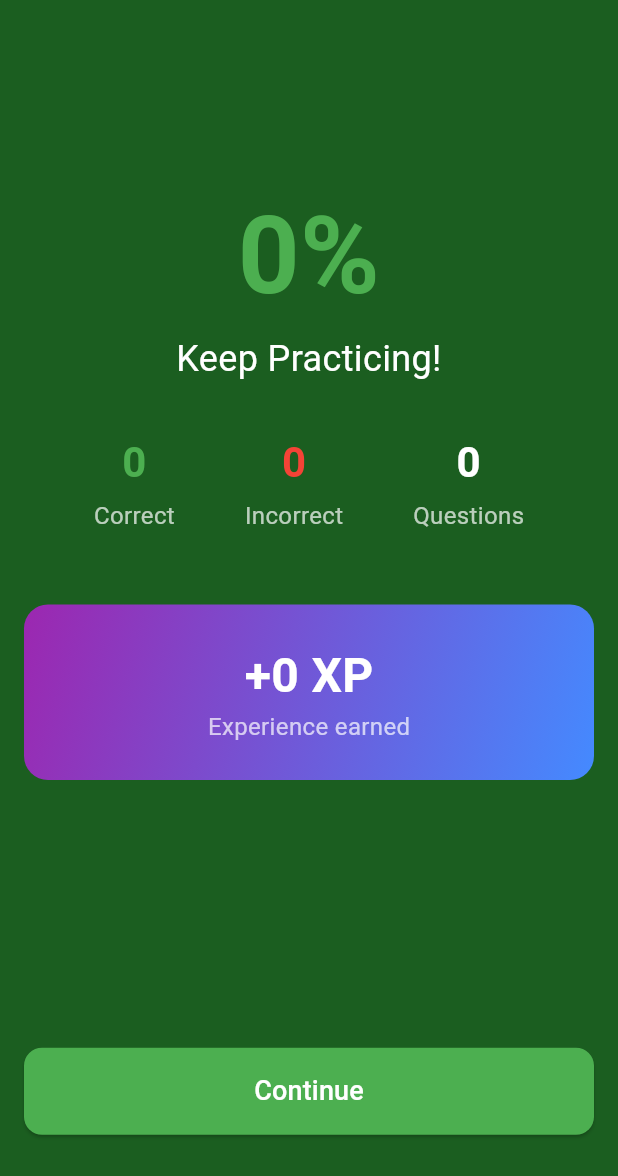
After one commit to marp/matem_appka, a Flutter app: the SummaryPage screen opened by its route, on a phone screen of 412 x 824 dp. The commit adds this screen. Shown: the top 1176 px of the screen. Run offline on Flutter 3.47's test engine with Material 3 defaults, Android fonts, the phone set to English and light mode, and no system bars; our stand-ins replace audioplayers, fl_chart, flutter_local_notifications, flutter_svg, flutter_timezone, google_fonts and 5 more; missing offline and left inert: back_button_interceptor; accounts and stored records are empty.

Commit message:
summary page

```diff
--- a/lib/main.dart
+++ b/lib/main.dart
@@ -10,6 +10,7 @@ import 'package:matem_appka/pages/highscores_page.dart';
 import 'package:matem_appka/pages/home_page.dart';
 import 'package:matem_appka/pages/settings_page.dart';
 import 'package:matem_appka/pages/welcome_page.dart';
+import 'package:matem_appka/pages/summary_page.dart';
 import 'package:matem_appka/services/audio_service.dart';
 import 'package:matem_appka/services/streak_service.dart';
 import 'package:matem_appka/services/xp_service.dart';
@@ -135,6 +136,7 @@ class MyApp extends StatelessWidget {
         '/dev/index': (context) => const DevIndexPage(),
         '/dev/sessions': (context) => const DevSessionsPage(),
         '/dev/reminders': (context) => const DevRemindersPage(),
+        '/summary': (context) => const SummaryPage(score: 0, correctAnswers: 0, incorrectAnswers: 0, isGameOver: false, streakExtended: false), // Placeholder
       },
     );
   }
--- /dev/null
+++ b/lib/pages/summary_page.dart
@@ -0,0 +1,224 @@
+import 'package:flutter/material.dart';
+import 'package:matem_appka/services/streak_service.dart'; // Adjust the import based on your project structure
+
+class SummaryPage extends StatelessWidget {
+  final int score;
+  final int correctAnswers;
+  final int incorrectAnswers;
+  final bool isGameOver;
+  final bool streakExtended;
+
+  const SummaryPage({
+    super.key,
+    required this.score,
+    required this.correctAnswers,
+    required this.incorrectAnswers,
+    required this.isGameOver,
+    required this.streakExtended,
+  });
+
+  @override
+  Widget build(BuildContext context) {
+    final int totalQuestions = correctAnswers + incorrectAnswers;
+    final double accuracy = totalQuestions > 0 ? (correctAnswers / totalQuestions) * 100 : 0;
+    final streakService = StreakService();
+
+    String message;
+    if (accuracy == 100) {
+      message = 'Perfect!';
+    } else if (accuracy >= 80) {
+      message = 'Great Job! 🎉';
+    } else if (accuracy >= 50) {
+      message = 'Good Effort!';
+    } else {
+      message = 'Keep Practicing!';
+    }
+
+    return Scaffold(
+      backgroundColor: Colors.green.shade900,
+      body: SafeArea(
+        child: Padding(
+          padding: const EdgeInsets.all(16.0),
+          child: Column(
+            mainAxisAlignment: MainAxisAlignment.center,
+            crossAxisAlignment: CrossAxisAlignment.stretch,
+            children: [
+              const Spacer(flex: 2),
+              if (isGameOver)
+                const Text(
+                  'Game Over',
+                  textAlign: TextAlign.center,
+                  style: TextStyle(
+                    fontSize: 28,
+                    fontWeight: FontWeight.bold,
+                    color: Colors.black,
+                  ),
+                ),
+              if (streakExtended)
+                const Text(
+                  'Streak Extended!',
+                  textAlign: TextAlign.center,
+                  style: TextStyle(
+                    fontSize: 28,
+                    fontWeight: FontWeight.bold,
+                    color: Colors.amber,
+                  ),
+                ),
+              if (streakExtended) const SizedBox(height: 16),
+              Text(
+                '${accuracy.toStringAsFixed(0)}%',
+                textAlign: TextAlign.center,
+                style: const TextStyle(
+                  fontSize: 72,
+                  fontWeight: FontWeight.bold,
+                  color: Colors.green,
+                ),
+              ),
+              Text(
+                message,
+                textAlign: TextAlign.center,
+                style: const TextStyle(
+                  fontSize: 24,
+                  color: Colors.white,
+                ),
+              ),
+              const SizedBox(height: 32),
+              Row(
+                mainAxisAlignment: MainAxisAlignment.spaceEvenly,
+                children: [
+                  _buildStatColumn('Correct', correctAnswers.toString(), Colors.green),
+                  _buildStatColumn('Incorrect', incorrectAnswers.toString(), Colors.red),
+                  _buildStatColumn('Questions', totalQuestions.toString(), Colors.white),
+                ],
+              ),
+              const SizedBox(height: 48),
+              _buildXpCard(score),
+              const SizedBox(height: 24),
+              if (streakExtended) _buildStreakCard(streakService.currentStreak),
+              const Spacer(flex: 3),
+              _buildBottomButton(context),
+              const Spacer(),
+            ],
+          ),
+        ),
+      ),
+    );
+  }
+
+  Widget _buildStatColumn(String label, String value, Color valueColor) {
+    return Column(
+      children: [
+        Text(
+          value,
+          style: TextStyle(
+            fontSize: 28,
+            fontWeight: FontWeight.bold,
+            color: valueColor,
+          ),
+        ),
+        const SizedBox(height: 4),
+        Text(
+          label,
+          style: const TextStyle(
+            fontSize: 16,
+            color: Colors.white70,
+          ),
+        ),
+      ],
+    );
+  }
+
+  Widget _buildXpCard(int xp) {
+    return Container(
+      padding: const EdgeInsets.symmetric(vertical: 24),
+      decoration: BoxDecoration(
+        gradient: const LinearGradient(
+          colors: [Colors.purple, Colors.blueAccent],
+          begin: Alignment.topLeft,
+          end: Alignment.bottomRight,
+        ),
+        borderRadius: BorderRadius.circular(16),
+      ),
+      child: Column(
+        children: [
+          Text(
+            '+$score XP',
+            style: const TextStyle(
+              fontSize: 32,
+              fontWeight: FontWeight.bold,
+              color: Colors.white,
+            ),
+          ),
+          const Text(
+            'Experience earned',
+            style: TextStyle(
+              fontSize: 16,
+              color: Colors.white70,
+            ),
+          ),
+        ],
+      ),
+    );
+  }
+
+  Widget _buildStreakCard(int currentStreak) {
+    return Container(
+      padding: const EdgeInsets.symmetric(vertical: 24),
+      decoration: BoxDecoration(
+        gradient: LinearGradient(
+          colors: [Colors.deepOrange.shade800, Colors.amber.shade700],
+          begin: Alignment.topLeft,
+          end: Alignment.bottomRight,
+        ),
+        borderRadius: BorderRadius.circular(16),
+      ),
+      child: Row(
+        mainAxisAlignment: MainAxisAlignment.center,
+        children: [
+          const Text('🔥', style: TextStyle(fontSize: 32)),
+          const SizedBox(width: 16),
+          Column(
+            crossAxisAlignment: CrossAxisAlignment.center,
+            children: [
+              const Text(
+                'Streak Extended!',
+                style: TextStyle(
+                  fontSize: 22,
+                  fontWeight: FontWeight.bold,
+                  color: Colors.white,
+                ),
+              ),
+              const SizedBox(height: 4),
+              Text(
+                '$currentStreak days and counting',
+                style: const TextStyle(
+                  fontSize: 16,
+                  color: Colors.white70,
+                ),
+              ),
+            ],
+          ),
+        ],
+      ),
+    );
+  }
+
+  Widget _buildBottomButton(BuildContext context) {
+    return ElevatedButton(
+      onPressed: () {
+        Navigator.pushReplacementNamed(context, '/home');
+      },
+      style: ElevatedButton.styleFrom(
+        padding: const EdgeInsets.symmetric(vertical: 16),
+        backgroundColor: Colors.green,
+        shape: RoundedRectangleBorder(
+          borderRadius: BorderRadius.circular(12),
+        ),
+      ),
+      child: const Text(
+        'Continue',
+        style: TextStyle(fontSize: 18, color: Colors.white),
+      ),
+    );
+  }
+}
--- a/lib/services/game_service.dart
+++ b/lib/services/game_service.dart
@@ -23,12 +23,14 @@ class GameState {
   final GameQuestion question;
   final int remainingMistakes;
   final int score;
+  final int initialMistakes;
 
   const GameState({
     required this.mode,
     required this.question,
     required this.remainingMistakes,
     required this.score,
+    required this.initialMistakes,
   });
 
   GameState copyWith({
@@ -36,12 +38,14 @@ class GameState {
     GameQuestion? question,
     int? remainingMistakes,
     int? score,
+    int? initialMistakes,
   }) {
     return GameState(
       mode: mode ?? this.mode,
       question: question ?? this.question,
       remainingMistakes: remainingMistakes ?? this.remainingMistakes,
       score: score ?? this.score,
+      initialMistakes: initialMistakes ?? this.initialMistakes,
     );
   }
 }
@@ -83,6 +87,7 @@ class GameService {
       question: _generateQuestion(),
       remainingMistakes: initialMistakes,
       score: 0,
+      initialMistakes: initialMistakes,
     );
   }
 
```
Also changed, not shown: lib/pages/game_page.dart (+41 -35 lines), lib/services/streak_service.dart (+7 -0 lines), 2 other files.
